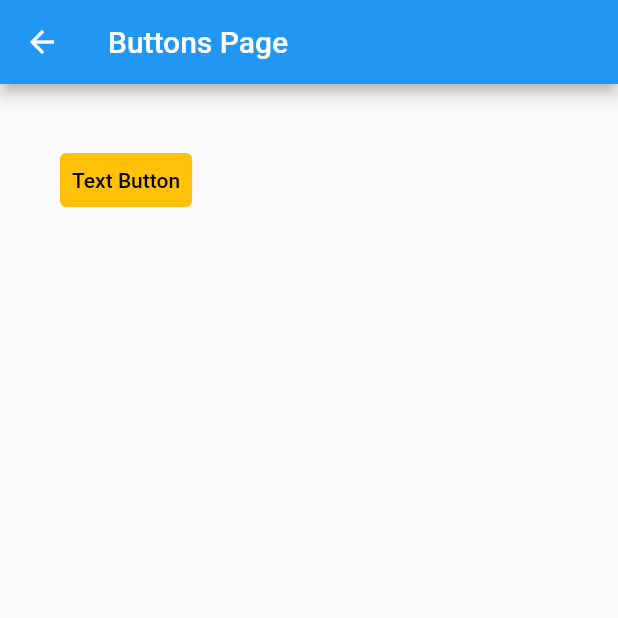
After one commit to rohit0110/Basic-Training, a Flutter app: the screen it shows after launch, after a tap on the "radio button checked" icon, on a phone screen of 412 x 824 dp, the top half of it. The commit adds this screen. Run offline on Flutter 3.47's test engine with Material 2 defaults, Android fonts, the phone set to English and light mode, and no system bars.

Commit message:
Added Button Exploration Page

```diff
--- /dev/null
+++ b/aesthetic/lib/diffButtons/diffButtons.dart
@@ -0,0 +1,23 @@
+import 'package:aesthetic/diffButtons/textButton.dart';
+import 'package:flutter/material.dart';
+
+class DiffButtons extends StatefulWidget {
+  const DiffButtons({Key? key}) : super(key: key);
+
+  @override
+  State<DiffButtons> createState() => _DiffButtonsState();
+}
+
+class _DiffButtonsState extends State<DiffButtons> {
+  @override
+  Widget build(BuildContext context) {
+    return Scaffold(
+      appBar: AppBar(title: const Text("Buttons Page")),
+      body: Container(
+        child: Column(
+          children: [TextButtonz()],
+        ),
+      ),
+    );
+  }
+}
--- /dev/null
+++ b/aesthetic/lib/diffButtons/textButton.dart
@@ -0,0 +1,27 @@
+import 'package:flutter/material.dart';
+
+class TextButtonz extends StatefulWidget {
+  const TextButtonz({Key? key}) : super(key: key);
+
+  @override
+  State<TextButtonz> createState() => _TextButtonzState();
+}
+
+class _TextButtonzState extends State<TextButtonz> {
+  @override
+  Widget build(BuildContext context) {
+    return Container(
+      margin: const EdgeInsets.all(20),
+      padding: const EdgeInsets.all(20),
+      child: TextButton(
+        onPressed: () {},
+        child: const Text(
+          "Text Button",
+          style: TextStyle(color: Colors.black),
+        ),
+        style: ButtonStyle(
+            backgroundColor: MaterialStateProperty.all<Color>(Colors.amber)),
+      ),
+    );
+  }
+}
--- a/aesthetic/lib/homePage/home.dart
+++ b/aesthetic/lib/homePage/home.dart
@@ -1,3 +1,4 @@
+import 'package:aesthetic/diffButtons/diffButtons.dart';
 import 'package:aesthetic/textFields/textFields.dart';
 import 'package:flutter/material.dart';
 
@@ -29,7 +30,21 @@ class _HomeState extends State<Home> {
               },
               icon: const Icon(Icons.text_fields),
             ),
-          )
+          ),
+          Container(
+            decoration: BoxDecoration(
+                borderRadius: BorderRadius.circular(30), color: Colors.amber),
+            margin: const EdgeInsets.all(20),
+            child: IconButton(
+              onPressed: () {
+                Navigator.push(
+                    context,
+                    MaterialPageRoute(
+                        builder: (context) => const DiffButtons()));
+              },
+              icon: const Icon(Icons.radio_button_on_outlined),
+            ),
+          ),
         ],
       ),
     );
```
Also changed, not shown: aesthetic/lib/diffButtons/elevatedButton.dart (added), aesthetic/lib/diffButtons/iconButton.dart (added).
